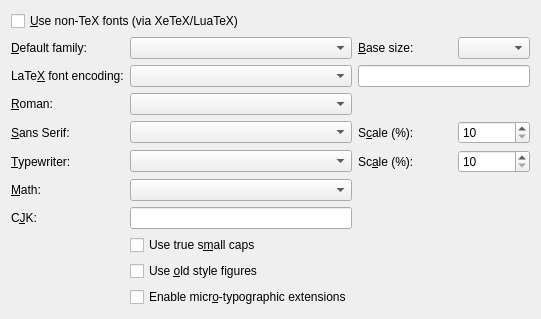
cburschka/lyx, file src/frontends/qt4/ui/FontUi.ui: the form before one commit.
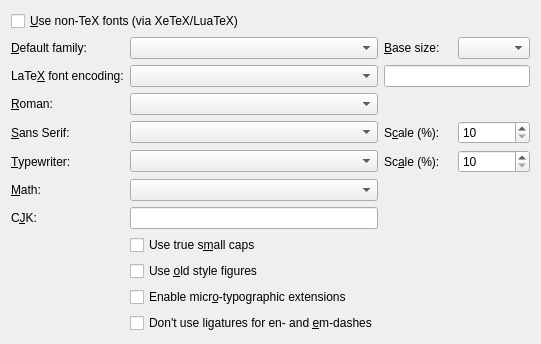
The form after the commit.

Commit message: Fix output of en- and em-dashes with TeX fonts

```diff
--- a/src/frontends/qt4/ui/FontUi.ui
+++ b/src/frontends/qt4/ui/FontUi.ui
@@ -243,6 +243,16 @@
     </widget>
    </item>
    <item row="11" column="1">
+    <widget class="QCheckBox" name="dashesCB">
+     <property name="toolTip">
+      <string>Use \textendash and \textemdash instead of -- and --- for en- and em-dashes</string>
+     </property>
+     <property name="text">
+      <string>Don't use ligatures for en- and &amp;em-dashes</string>
+     </property>
+    </widget>
+   </item>
+   <item row="12" column="1">
     <spacer name="verticalSpacer">
      <property name="orientation">
       <enum>Qt::Vertical</enum>
```
Left out of the diff: 20 changed lines with no effect on the pictures. The commit also changes 24 other files.
